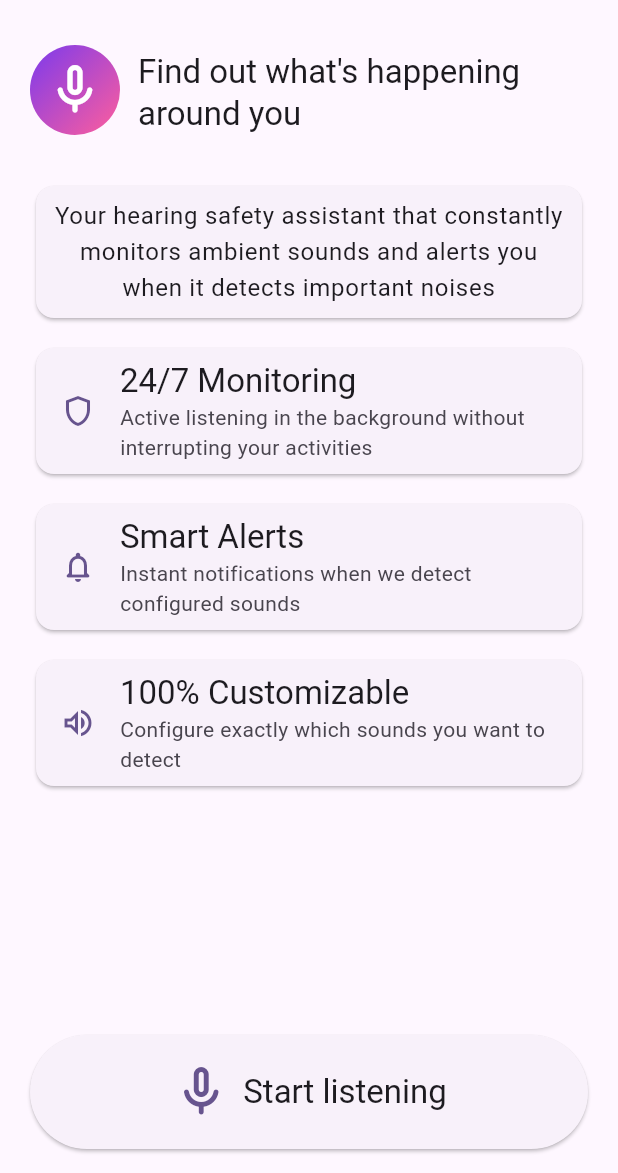
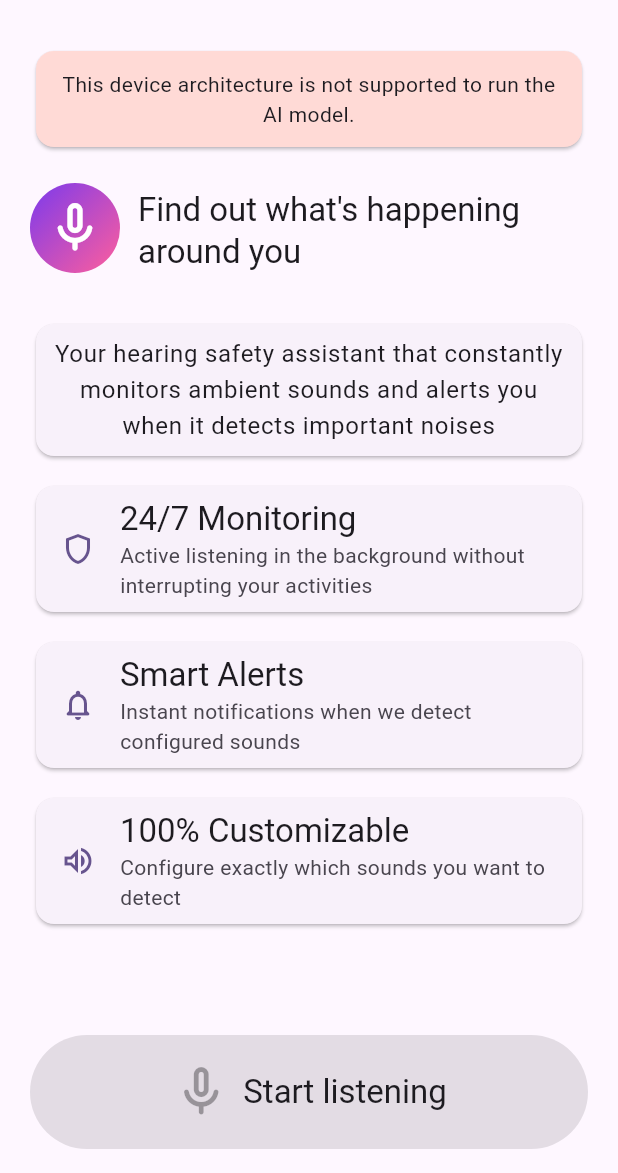
Before and after one commit to dabeltran26/deaf-less, a Flutter app: the screen it shows after launch, on a phone screen of 412 x 824 dp, the part 63-1236 px from its top. Run offline on Flutter 3.47's test engine with Material 3 defaults, Android fonts, the light colour scheme and no system bars; our stand-ins replace device_info_plus, equatable, flutter_bloc, go_router, hive, hive_flutter and 1 more; accounts and stored records are empty.

Commit message:
add alert device not suport arm

```diff
--- a/lib/features/monitoring/presentation/pages/home_page.dart
+++ b/lib/features/monitoring/presentation/pages/home_page.dart
@@ -9,14 +9,35 @@ import 'package:deaf_less/core/constants/app_strings.dart';
 import 'package:permission_handler/permission_handler.dart';
 import 'dart:io' show Platform;
 
-class HomePage extends StatelessWidget {
+class HomePage extends StatefulWidget {
   const HomePage({super.key});
+  @override
+  State<HomePage> createState() => _HomePageState();
+}
+
+class _HomePageState extends State<HomePage> {
+  late final MonitoringCubit _cubit;
+
+  @override
+  void initState() {
+    super.initState();
+    _cubit = MonitoringCubit();
+    WidgetsBinding.instance.addPostFrameCallback((_) {
+      _cubit.checkDeviceArchitecture();
+    });
+  }
+
+  @override
+  void dispose() {
+    _cubit.close();
+    super.dispose();
+  }
 
   @override
   Widget build(BuildContext context) {
     final color = Theme.of(context).colorScheme;
     return BlocProvider(
-      create: (_) => MonitoringCubit(),
+      create: (_) => _cubit,
       child: Scaffold(
         appBar: AppBar(
           title: const Text(AppStrings.appTitle),
@@ -33,6 +54,24 @@ class HomePage extends StatelessWidget {
           child: Column(
             crossAxisAlignment: CrossAxisAlignment.center,
             children: [
+              BlocBuilder<MonitoringCubit, MonitoringState>(
+                builder: (context, state) {
+                  if (!state.isSupported) {
+                    return Card(
+                      color: Theme.of(context).colorScheme.errorContainer,
+                      child: const Padding(
+                        padding: EdgeInsets.all(12.0),
+                        child: Text(
+                          'This device architecture is not supported to run the AI model.',
+                          textAlign: TextAlign.center,
+                        ),
+                      ),
+                    );
+                  }
+                  return const SizedBox.shrink();
+                },
+              ),
+              const SizedBox(height: 20),
               Row(
                 mainAxisAlignment: MainAxisAlignment.spaceEvenly,
                 crossAxisAlignment: CrossAxisAlignment.end,
@@ -103,13 +142,16 @@ class HomePage extends StatelessWidget {
         ),
         bottomNavigationBar: SafeArea(
           minimum: const EdgeInsets.fromLTRB(20, 8, 20, 16),
-          child: ValueListenableBuilder(
+          child: BlocBuilder<MonitoringCubit, MonitoringState>(
+            builder: (context, state) {
+              return ValueListenableBuilder(
                 valueListenable: Hive.box(
                   'preferences',
                 ).listenable(keys: [PrefKeys.recordingActive]),
                 builder: (context, Box box, _) {
                   final bool isRecording =
                       (box.get(PrefKeys.recordingActive) as bool?) ?? false;
+                  final bool isSupported = state.isSupported;
                   return SizedBox(
                     width: double.infinity,
                     child: ElevatedButton.icon(
@@ -125,16 +167,16 @@ class HomePage extends StatelessWidget {
                             ? AppStrings.stopListeningButton
                             : AppStrings.startListeningButton,
                       ),
-                  onPressed: () async {
+                      onPressed: !isSupported
+                          ? null
+                          : () async {
                               final cubit = context.read<MonitoringCubit>();
                               await cubit.start();
                               await box.put(PrefKeys.recordingActive, true);
                               if (!isRecording) {
-                      // Solicitar directamente el permiso de micrófono
-                      final micStatus = await Permission.microphone.request();
-
+                                final micStatus = await Permission.microphone
+                                    .request();
                                 if (micStatus.isGranted) {
-                        // Solicitar permiso de notificaciones solo en Android (para alertas) - no bloquea el inicio
                                   if (Platform.isAndroid) {
                                     await Permission.notification.request();
                                   }
@@ -143,7 +185,9 @@ class HomePage extends StatelessWidget {
                                 } else if (micStatus.isDenied) {
                                   ScaffoldMessenger.of(context).showSnackBar(
                                     const SnackBar(
-                            content: Text(AppStrings.micPermissionRequired),
+                                      content: Text(
+                                        AppStrings.micPermissionRequired,
+                                      ),
                                     ),
                                   );
                                 } else if (micStatus.isPermanentlyDenied ||
@@ -151,7 +195,9 @@ class HomePage extends StatelessWidget {
                                     micStatus.isLimited) {
                                   ScaffoldMessenger.of(context).showSnackBar(
                                     const SnackBar(
-                            content: Text(AppStrings.micPermissionDenied),
+                                      content: Text(
+                                        AppStrings.micPermissionDenied,
+                                      ),
                                     ),
                                   );
                                   openAppSettings();
@@ -167,6 +213,8 @@ class HomePage extends StatelessWidget {
                     ),
                   );
                 },
+              );
+            },
           ),
         ),
       ),
--- a/pubspec.yaml
+++ b/pubspec.yaml
@@ -19,6 +19,7 @@ dependencies:
   hive: ^2.2.3
   hive_flutter: ^1.1.0
   permission_handler: ^11.3.1
+  device_info_plus: ^12.3.0
 
 dev_dependencies:
   flutter_test:
```
Also changed, not shown: lib/features/monitoring/presentation/cubit/monitoring_cubit.dart (+25 -2 lines), pubspec.lock. Lines whose indentation alone changed are shown as unchanged.
